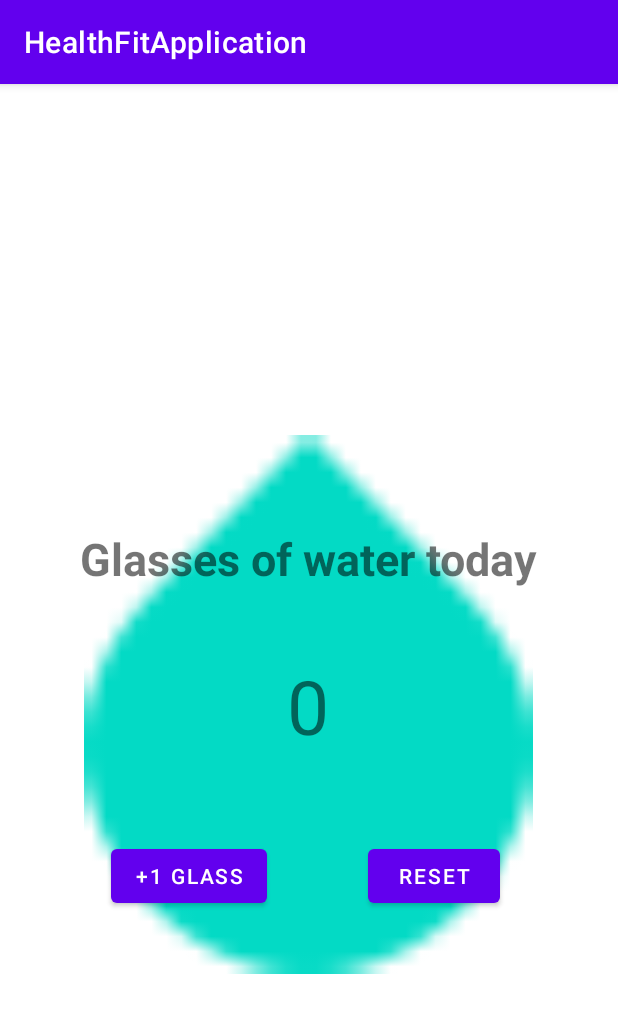
After one commit to farhaankaleem/HealthFitApplication, an Android app: the WaterTrackerActivity screen opened directly, with no data from a screen before it, on a phone screen of 412 x 824 dp. The commit adds this screen. Shown: the top 1013 px of the screen. Run offline under Robolectric (Android 15) with nearby library versions, the light colour scheme and no system bars.

Commit message:
water tracking functionality

```diff
--- a/app/src/main/AndroidManifest.xml
+++ b/app/src/main/AndroidManifest.xml
@@ -2,13 +2,17 @@
 <manifest xmlns:android="http://schemas.android.com/apk/res/android"
     xmlns:tools="http://schemas.android.com/tools">
 
-    <uses-feature android:name="android.hardware.sensor.stepdetector" android:required="true"/>
+    <uses-feature
+        android:name="android.hardware.sensor.stepdetector"
+        android:required="true" />
+    <uses-feature
+        android:name="android.hardware.sensor.stepcounter"
+        android:required="true" />
+    <uses-feature
+        android:name="android.hardware.sensor.accelerometer"
+        android:required="true" />
 
-    <uses-feature android:name="android.hardware.sensor.stepcounter" android:required="true"/>
-
-    <uses-feature android:name="android.hardware.sensor.accelerometer" android:required="true"/>
-
-    <uses-permission android:name="android.permission.ACTIVITY_RECOGNITION"/>
+    <uses-permission android:name="android.permission.ACTIVITY_RECOGNITION" />
 
     <application
         android:allowBackup="true"
@@ -19,6 +23,9 @@
         android:supportsRtl="true"
         android:theme="@style/Theme.HealthFitApplication"
         tools:targetApi="31">
+        <activity
+            android:name=".WaterTrackerActivity"
+            android:exported="false" />
         <activity
             android:name=".RunningActivity"
             android:exported="false" />
--- a/app/src/main/java/com/example/healthfitapplication/HomeActivity.kt
+++ b/app/src/main/java/com/example/healthfitapplication/HomeActivity.kt
@@ -3,7 +3,9 @@ package com.example.healthfitapplication
 import android.content.Intent
 import androidx.appcompat.app.AppCompatActivity
 import android.os.Bundle
+import android.view.MotionEvent
 import android.widget.ImageView
+import android.widget.Toast
 
 class HomeActivity : AppCompatActivity() {
     override fun onCreate(savedInstanceState: Bundle?) {
@@ -14,6 +16,7 @@ class HomeActivity : AppCompatActivity() {
 
         val bmi = findViewById<ImageView>(R.id.imgBMI)
         val run = findViewById<ImageView>(R.id.imgRun)
+        val water = findViewById<ImageView>(R.id.imgWater)
 
         bmi.setOnClickListener{
             val i = Intent(this, BMIActivity::class.java)
@@ -24,5 +27,10 @@ class HomeActivity : AppCompatActivity() {
             val i = Intent(this, RunningActivity::class.java)
             startActivity(i)
         }
+
+        water.setOnClickListener{
+            val i = Intent(this, WaterTrackerActivity::class.java)
+            startActivity(i)
+        }
     }
 }
--- /dev/null
+++ b/app/src/main/java/com/example/healthfitapplication/WaterTrackerActivity.kt
@@ -0,0 +1,56 @@
+package com.example.healthfitapplication
+
+import android.content.Context
+import android.os.Build
+import androidx.appcompat.app.AppCompatActivity
+import android.os.Bundle
+import android.widget.Button
+import android.widget.TextView
+import android.widget.Toast
+import androidx.annotation.RequiresApi
+import java.time.LocalDate
+
+class WaterTrackerActivity : AppCompatActivity() {
+    @RequiresApi(Build.VERSION_CODES.O)
+    override fun onCreate(savedInstanceState: Bundle?) {
+        super.onCreate(savedInstanceState)
+        setContentView(R.layout.activity_water_tracker)
+
+        val sharedPreferences = getSharedPreferences("SP_INFO", MODE_PRIVATE)
+        val waterCount = sharedPreferences.getString("WATERCOUNT", "0")
+        val editor = sharedPreferences.edit()
+
+        val addWater = findViewById<Button>(R.id.waterButton)
+        val count = findViewById<TextView>(R.id.waterCountTextView)
+        count.text = waterCount
+
+        addWater.setOnClickListener{
+            val incCount = count.text.toString().toInt() + 1
+            count.text = "$incCount"
+            editor.putString("WATERCOUNT", count.text.toString())
+            editor.apply()
+
+            //Get this 8 from DB when they signup
+            if (count.text.toString().toInt() == (8 + 1)) {
+                Toast.makeText(this, "Hurray!!! you achieved your goal", Toast.LENGTH_LONG).show()
+            }
+        }
+
+        val reset = findViewById<Button>(R.id.resetButton)
+        reset.setOnClickListener{
+            count.text = "0"
+            editor.putString("WATERCOUNT", "0")
+            editor.apply()
+        }
+
+        val date = LocalDate.now()
+        val lastLoggedTime = sharedPreferences.getString("LASTLOGGEDTIME", date.toString()).toString()
+        if (lastLoggedTime != date.toString())
+        {
+            editor.putString("LASTLOGGEDTIME", date.toString())
+            editor.putString("WATERCOUNT", "0")
+            editor.apply()
+            count.text = "0"
+        }
+    }
+}
--- a/app/src/main/res/layout/activity_home.xml
+++ b/app/src/main/res/layout/activity_home.xml
@@ -54,10 +54,10 @@
         app:layout_constraintVertical_bias="0.899" >
 
         <ImageView
-            android:id="@+id/imgTips"
+            android:id="@+id/imgWater"
             android:layout_width="wrap_content"
             android:layout_height="wrap_content"
-            app:srcCompat="@drawable/tips" />
+            app:srcCompat="@drawable/water" />
     </androidx.cardview.widget.CardView>
 
     <androidx.cardview.widget.CardView
--- /dev/null
+++ b/app/src/main/res/layout/activity_water_tracker.xml
@@ -0,0 +1,72 @@
+<?xml version="1.0" encoding="utf-8"?>
+<androidx.constraintlayout.widget.ConstraintLayout
+
+    xmlns:android="http://schemas.android.com/apk/res/android"
+    xmlns:app="http://schemas.android.com/apk/res-auto"
+    xmlns:tools="http://schemas.android.com/tools"
+    android:layout_width="match_parent"
+    android:layout_height="match_parent"
+    tools:context=".WaterTrackerActivity">
+
+    <ImageView
+        android:id="@+id/imageView2"
+        android:layout_width="299dp"
+        android:layout_height="463dp"
+        app:layout_constraintBottom_toBottomOf="parent"
+        app:layout_constraintEnd_toEndOf="parent"
+        app:layout_constraintHorizontal_bias="0.497"
+        app:layout_constraintStart_toStartOf="parent"
+        app:layout_constraintTop_toTopOf="parent"
+        app:layout_constraintVertical_bias="0.598"
+        app:srcCompat="?android:attr/textSelectHandle" />
+
+    <TextView
+        android:id="@+id/drankTextView"
+        android:layout_width="wrap_content"
+        android:layout_height="wrap_content"
+        android:text="@string/you_drank_these_many_liters_of_water"
+        android:textSize="30dp"
+        android:textStyle="bold"
+        app:layout_constraintBottom_toBottomOf="parent"
+        app:layout_constraintEnd_toEndOf="parent"
+        app:layout_constraintHorizontal_bias="0.497"
+        app:layout_constraintStart_toStartOf="parent"
+        app:layout_constraintTop_toTopOf="parent"
+        app:layout_constraintVertical_bias="0.407" />
+
+    <TextView
+        android:id="@+id/waterCountTextView"
+        android:layout_width="wrap_content"
+        android:layout_height="wrap_content"
+        android:layout_marginTop="44dp"
+        android:text="@string/_0"
+        android:textSize="50dp"
+        app:layout_constraintEnd_toEndOf="parent"
+        app:layout_constraintHorizontal_bias="0.498"
+        app:layout_constraintStart_toStartOf="parent"
+        app:layout_constraintTop_toBottomOf="@+id/drankTextView" />
+
+    <Button
+        android:id="@+id/waterButton"
+        android:layout_width="wrap_content"
+        android:layout_height="wrap_content"
+        android:layout_marginTop="56dp"
+        android:text="@string/_1_water"
+        app:layout_constraintEnd_toEndOf="parent"
+        app:layout_constraintHorizontal_bias="0.241"
+        app:layout_constraintStart_toStartOf="parent"
+        app:layout_constraintTop_toBottomOf="@+id/waterCountTextView" />
+
+    <Button
+        android:id="@+id/resetButton"
+        android:layout_width="wrap_content"
+        android:layout_height="wrap_content"
+        android:layout_marginTop="56dp"
+        android:layout_marginLeft="220dp"
+        android:text="Reset"
+        app:layout_constraintEnd_toEndOf="parent"
+        app:layout_constraintHorizontal_bias="0.241"
+        app:layout_constraintStart_toStartOf="parent"
+        app:layout_constraintTop_toBottomOf="@+id/waterCountTextView" />
+
+</androidx.constraintlayout.widget.ConstraintLayout>
--- a/app/src/main/res/values/strings.xml
+++ b/app/src/main/res/values/strings.xml
@@ -1,3 +1,6 @@
 <resources>
     <string name="app_name">HealthFitApplication</string>
+    <string name="_1_water">+1 Glass</string>
+    <string name="_0">0</string>
+    <string name="you_drank_these_many_liters_of_water">Glasses of water today</string>
 </resources>
```
Also changed, not shown: app/src/main/res/drawable/water.png (added).
